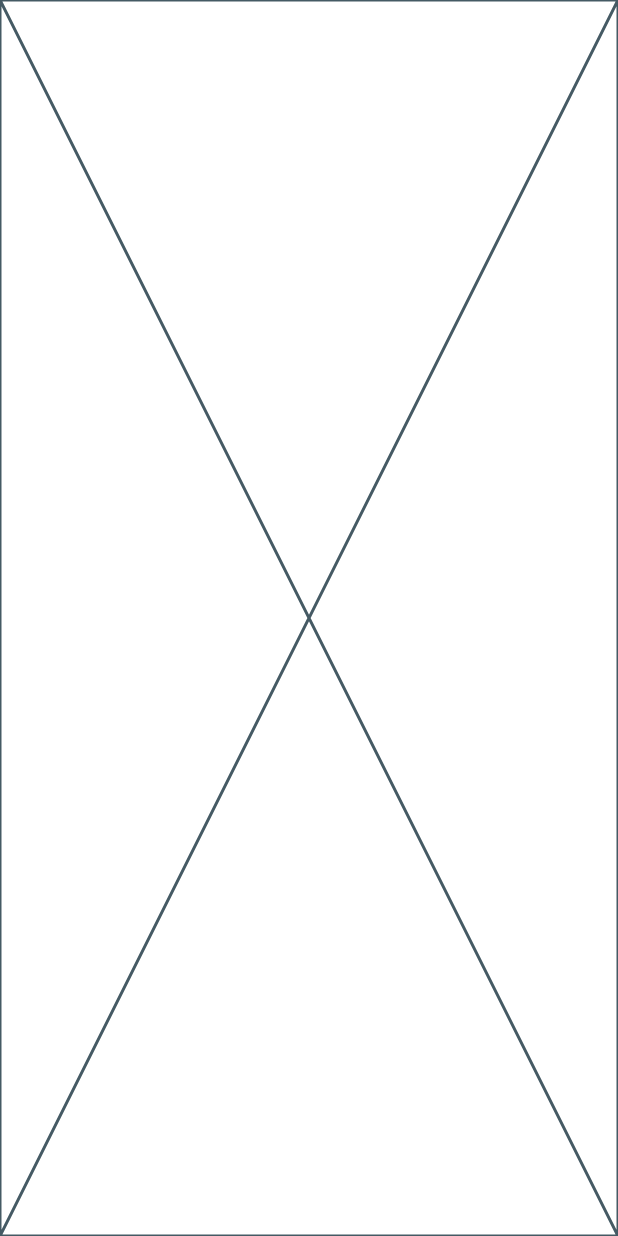
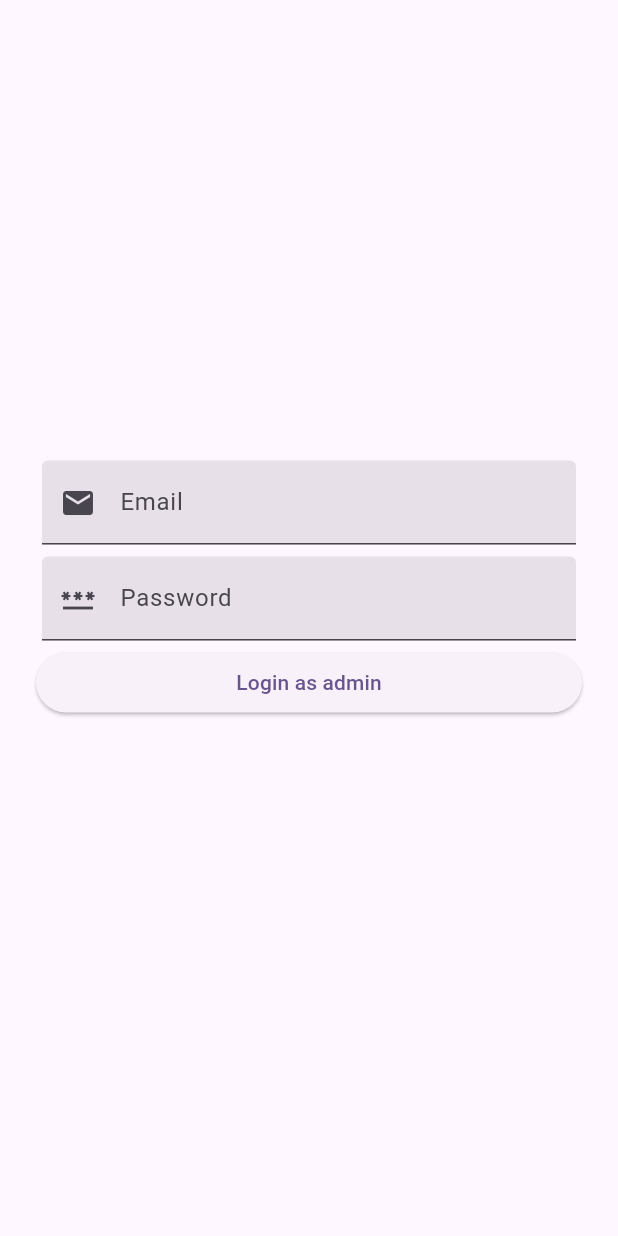
Before and after one commit to Samaara-Das/E-commerce-App, a Flutter app: the screen it shows after launch, on a phone screen of 412 x 824 dp. Run offline on Flutter 3.47's test engine with Material 3 defaults, Android fonts, the phone set to English and light mode, and no system bars; our stand-ins replace cloud_firestore, firebase_auth, firebase_core, flutter_easyloading, freezed_annotation, go_router; accounts and stored records are empty; generated files the repository leaves out were written again.

Commit message:
these files have the latest code until lecture 166

```diff
--- /dev/null
+++ b/lib/auth/auth_service.dart
@@ -0,0 +1,17 @@
+import 'package:firebase_auth/firebase_auth.dart';
+import 'package:shop_a_z/db/db_helper.dart';
+
+class AuthService {
+  static final FirebaseAuth _auth = FirebaseAuth.instance;
+
+  static User? get currentUser => _auth.currentUser;
+
+  static Future<bool> loginAdmin(String email, String password) async {
+    final credentials = await _auth.signInWithEmailAndPassword(email: email, password: password);
+    return DbHelper.isAdmin(credentials.user!.uid);
+  }
+
+  static Future<void> logout() {
+    return _auth.signOut();
+  }
+}
--- /dev/null
+++ b/lib/db/db_helper.dart
@@ -0,0 +1,20 @@
+import 'package:cloud_firestore/cloud_firestore.dart';
+import 'package:shop_a_z/models/brand.dart';
+
+class DbHelper {
+  static final FirebaseFirestore _db = FirebaseFirestore.instance;
+  static const collectionAdmin = 'Admins';
+
+  static Future<bool> isAdmin(String uid) async {
+    final snapshot = await _db.collection(collectionAdmin).doc(uid).get();
+    return snapshot.exists;
+  }
+
+  static Future<void> addBrand(Brand brand) {
+    final doc = _db.collection(collectionBrand).doc();
+    brand.id = doc.id;
+    return doc.set(brand.toJson());
+  }
+
+  static Stream<QuerySnapshot<Map<String, dynamic>>> getAllBrands() => _db.collection(collectionBrand).snapshots();
+}
--- a/lib/main.dart
+++ b/lib/main.dart
@@ -1,5 +1,15 @@
 import 'package:firebase_core/firebase_core.dart';
 import 'package:flutter/material.dart';
+import 'package:flutter_easyloading/flutter_easyloading.dart';
+import 'package:go_router/go_router.dart';
+import 'package:provider/provider.dart';
+import 'package:shop_a_z/auth/auth_service.dart';
+import 'package:shop_a_z/pages/add_telescope_page.dart';
+import 'package:shop_a_z/pages/brand_page.dart';
+import 'package:shop_a_z/pages/dashboard_page.dart';
+import 'package:shop_a_z/pages/login_page.dart';
+import 'package:shop_a_z/pages/view_telescope_page.dart';
+import 'package:shop_a_z/providers/telescope_provider.dart';
 import 'firebase_options.dart';
 
 void main() async {
@@ -8,21 +18,71 @@ void main() async {
     options: DefaultFirebaseOptions.currentPlatform,
   );
 
-  runApp(const MyApp());
+  runApp(
+    MultiProvider(
+      providers: [
+        ChangeNotifierProvider(create: (context) => TelescopeProvider(),)
+      ],
+      child: MyApp(),
+    ),
+  );
 }
 
 class MyApp extends StatelessWidget {
-  const MyApp({super.key});
+  MyApp({super.key});
 
   @override
   Widget build(BuildContext context) {
-    return MaterialApp(
+    return MaterialApp.router(
       title: 'SkyLens',
+      builder: EasyLoading.init(),
+      debugShowCheckedModeBanner: false,
       theme: ThemeData(
         colorScheme: ColorScheme.fromSeed(seedColor: Colors.deepPurple),
         useMaterial3: true,
       ),
-      home: const Placeholder(),
+      routerConfig: _router,
     );
   }
+
+  final _router = GoRouter(
+    initialLocation: DashboardPage.routeName,
+    redirect: (context, state) {
+      if(AuthService.currentUser == null) {
+        return LoginPage.routeName;
+      }
+      return null;
+    },
+    routes: [
+      GoRoute(
+        name: DashboardPage.routeName,
+        path: DashboardPage.routeName,
+        builder: (context, state) => const DashboardPage(),
+        routes: [
+          GoRoute(
+            name: AddTelescopePage.routeName,
+            path: AddTelescopePage.routeName,
+            builder: (context, state) => const AddTelescopePage(),
+          ),
+          GoRoute(
+            name: ViewTelescopePage.routeName,
+            path: ViewTelescopePage.routeName,
+            builder: (context, state) => const ViewTelescopePage(),
+          ),
+          GoRoute(
+            name: BrandPage.routeName,
+            path: BrandPage.routeName,
+            builder: (context, state) => const BrandPage(),
+          ),
+        ],
+      ),
+
+      GoRoute(
+        name: LoginPage.routeName,
+        path: LoginPage.routeName,
+        builder: (context, state) => const LoginPage(),
+      ),
+    ]
+  );
+
 }
--- /dev/null
+++ b/lib/pages/login_page.dart
@@ -0,0 +1,118 @@
+import 'package:firebase_auth/firebase_auth.dart';
+import 'package:flutter/material.dart';
+import 'package:flutter_easyloading/flutter_easyloading.dart';
+import 'package:go_router/go_router.dart';
+import 'package:shop_a_z/auth/auth_service.dart';
+import 'package:shop_a_z/pages/dashboard_page.dart';
+
+class LoginPage extends StatefulWidget {
+  static const String routeName = '/login';
+  const LoginPage({super.key});
+
+  @override
+  State<LoginPage> createState() => _LoginPageState();
+}
+
+class _LoginPageState extends State<LoginPage> {
+  final _formKey = GlobalKey<FormState>();
+  final _emailController = TextEditingController();
+  final _passwordController = TextEditingController();
+  String _errMsg = '';
+
+  @override
+  Widget build(BuildContext context) {
+    return Scaffold(
+      body: Center(
+        child: Form(
+          key: _formKey,
+          child: ListView(
+            padding: const EdgeInsets.all(24),
+            shrinkWrap: true,
+            children: [
+              Padding(
+                padding: const EdgeInsets.all(4),
+                child: TextFormField(
+                  controller: _emailController,
+                  decoration: const InputDecoration(
+                    filled: true,
+                    prefixIcon: Icon(Icons.email),
+                    labelText: 'Email'
+                  ),
+                  validator: (value) {
+                    if(value == null || value.isEmpty) {
+                      return 'Provide a valid email';
+                    }
+                    return null;
+                  },
+                ),
+              ),
+
+              Padding(
+                padding: const EdgeInsets.all(4),
+                child: TextFormField(
+                  obscureText: true,
+                  controller: _passwordController,
+                  decoration: const InputDecoration(
+                    filled: true,
+                    prefixIcon: Icon(Icons.password),
+                    labelText: 'Password'
+                  ),
+                  validator: (value) {
+                    if(value == null || value.isEmpty || value.length < 6) {
+                      return 'Provide a valid password of at least 6 characters';
+                    }
+                    return null;
+                  }
+                )
+              ),
+
+              ElevatedButton(
+                onPressed: _authenticate,
+                child: Text('Login as admin')
+              ),
+
+              Padding(
+                padding: const EdgeInsets.all(8.0),
+                child: Text(_errMsg, style: const TextStyle(fontSize: 18, color: Colors.red))
+              )
+            ]
+          )
+        )
+      )
+    );
+  }
+
+  @override
+  void dispose() {
+    _emailController.dispose();
+    _passwordController.dispose();
+    super.dispose();
+  }
+
+  void _authenticate() async {
+    if(_formKey.currentState!.validate()) {
+      EasyLoading.show(status: 'Please wait...');
+      final email = _emailController.text;
+      final pass = _passwordController.text;
+      try {
+        final status = await AuthService.loginAdmin(email, pass);
+        EasyLoading.dismiss();
+        if(status) {
+          context.goNamed(DashboardPage.routeName);
+        } else {
+          AuthService.logout();
+          setState(() {
+            _errMsg = 'This is not an Admin account';
+          });
+        }
+
+      } on FirebaseAuthException catch(error) {
+        EasyLoading.dismiss();
+        setState(() {
+          _errMsg = error.message!;
+        });
+      }
+    }
+  }
+
+}
--- a/pubspec.yaml
+++ b/pubspec.yaml
@@ -48,6 +48,8 @@ dependencies:
   go_router:
   cached_network_image:
   connectivity_plus:
+  freezed_annotation:
+  json_annotation:
 
 dev_dependencies:
   flutter_test:
@@ -59,6 +61,9 @@ dev_dependencies:
   # package. See that file for information about deactivating specific lint
   # rules and activating additional ones.
   flutter_lints: ^4.0.0
+  freezed:
+  json_serializable:
+  build_runner:
 
 # For information on the generic Dart part of this file, see the
 # following page: https://dart.dev/tools/pub/pubspec
```
Also changed, not shown: lib/customwidgets/dashboard_item_view.dart (added, +28 -0 lines), lib/models/brand.dart (added, +22 -0 lines), lib/models/dashboard_model.dart (added, +18 -0 lines), lib/models/image_model.dart (added, +16 -0 lines), lib/models/telescope.dart (added, +31 -0 lines), lib/pages/add_telescope_page.dart (added, +69 -0 lines), lib/pages/brand_page.dart (added, +47 -0 lines), lib/pages/dashboard_page.dart (added, +50 -0 lines), lib/pages/view_telescope_page.dart (added, +20 -0 lines), lib/providers/telescope_provider.dart (added, +20 -0 lines), lib/utils/constants.dart (added, +14 -0 lines), lib/utils/widget_functions.dart (added, +45 -0 lines), pubspec.lock, 1 other file.
